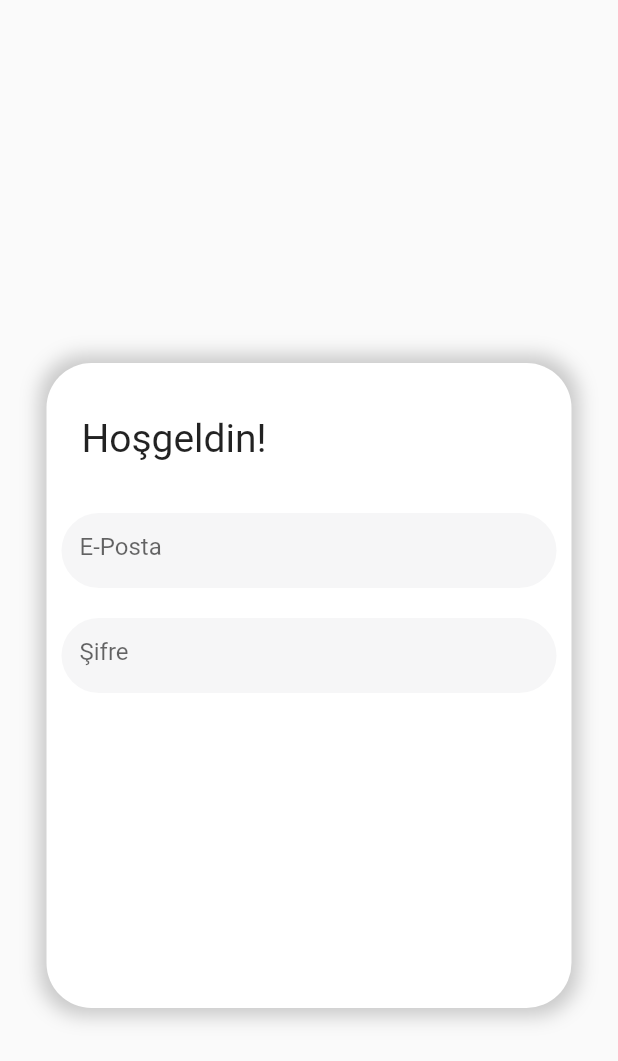
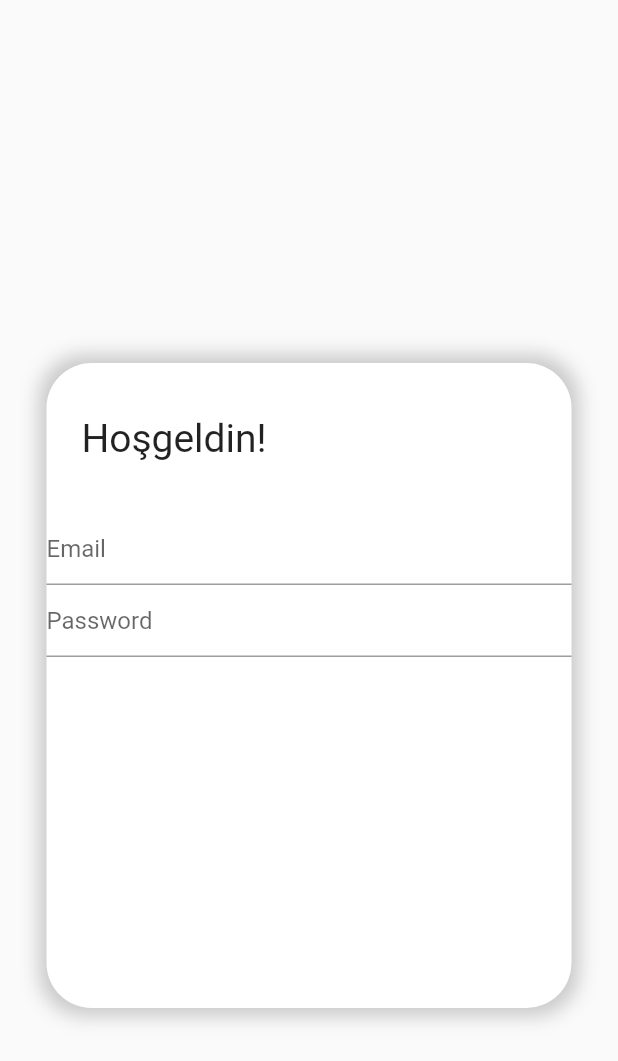
Before and after one commit to F123Btcmp/PatiCoin, a Flutter app: the BuildBg widget shown alone on an empty page, opened directly, on a phone screen of 412 x 824 dp. Shown: the top 1061 px of the screen. Run offline on Flutter 3.47's test engine with Material 2 defaults, Android fonts, the phone set to English and light mode, and no system bars; our stand-ins replace cloud_firestore, curved_navigation_bar, firebase_auth, firebase_core, flutter_riverpod, google_sign_in and 1 more; accounts and stored records are empty; network calls fail; Roboto replaces fonts that are missing (Montserrat-Bold, Montserrat-Regular).

```diff
--- a/lib/App/base_PatiCoin.dart
+++ b/lib/App/base_PatiCoin.dart
@@ -15,6 +15,6 @@ class _base_PatiCoinState extends ConsumerState<base_PatiCoin> {
     var watch = ref.watch(navbarRiverpod);
     return Scaffold(
       body: watch.body(),
-    ) ;
+    );
   }
 }
--- a/lib/pages/login_and_register/components/password_textformfield.dart
+++ b/lib/pages/login_and_register/components/password_textformfield.dart
@@ -1,41 +1,41 @@
-import 'package:flutter/material.dart';
-import 'package:flutter/src/widgets/framework.dart';
-import 'package:streetanimals/constans/material_color.dart';
-import 'package:streetanimals/constans/text_pref.dart';
+// import 'package:flutter/material.dart';
+// import 'package:flutter/src/widgets/framework.dart';
+// import 'package:streetanimals/constans/material_color.dart';
+// import 'package:streetanimals/constans/text_pref.dart';
 
-class PasswordTextFormField extends StatelessWidget {
-  final String hintTextTitle;
+// class PasswordTextFormField extends StatelessWidget {
+//   final String hintTextTitle;
 
-  const PasswordTextFormField({
-    super.key,
-    required this.hintTextTitle,
-  });
+//   const PasswordTextFormField({
+//     super.key,
+//     required this.hintTextTitle,
+//   });
 
-  @override
-  Widget build(BuildContext context) {
-    TextEditingController _textcontroller = TextEditingController();
-    return SizedBox(
-      width: 330,
-      height: 50,
-      child: TextFormField(
-        textAlign: TextAlign.left,
-        controller: _textcontroller,
-        style: const TextStyle(
-          fontFamily: FontConstants.montserratRegular,
-        ),
-        obscureText: true,
-        decoration: InputDecoration(
-          hintText: hintTextTitle,
-          filled: true,
-          fillColor: ColorConstants.fillColorText,
-          border: const OutlineInputBorder(
-            borderSide: BorderSide.none,
-            borderRadius: BorderRadius.all(
-              Radius.circular(50),
-            ),
-          ),
-        ),
-      ),
-    );
-  }
-}
+//   @override
+//   Widget build(BuildContext context) {
+//     TextEditingController _textcontroller = TextEditingController();
+//     return SizedBox(
+//       width: 330,
+//       height: 50,
+//       child: TextFormField(
+//         textAlign: TextAlign.left,
+//         controller: _textcontroller,
+//         style: const TextStyle(
+//           fontFamily: FontConstants.montserratRegular,
+//         ),
+//         obscureText: true,
+//         decoration: InputDecoration(
+//           hintText: hintTextTitle,
+//           filled: true,
+//           fillColor: ColorConstants.fillColorText,
+//           border: const OutlineInputBorder(
+//             borderSide: BorderSide.none,
+//             borderRadius: BorderRadius.all(
+//               Radius.circular(50),
+//             ),
+//           ),
+//         ),
+//       ),
+//     );
+//   }
+// }
--- a/lib/pages/login_and_register/components/user_textFormField.dart
+++ b/lib/pages/login_and_register/components/user_textFormField.dart
@@ -1,14 +1,29 @@
+<<<<<<< Updated upstream
+<<<<<<< Updated upstream
 import 'package:flutter/material.dart';
 import 'package:streetanimals/constans/text_pref.dart';
 import '../../../constans/material_color.dart';
+=======
+=======
+>>>>>>> Stashed changes
+// import 'package:flutter/material.dart';
+// import 'package:streetanimals/constans/text_pref.dart';
 
-class UserTextFormField extends StatelessWidget {
-  final String hintTextTitle;
-  const UserTextFormField({
-    super.key,
-    required this.hintTextTitle,
-  });
+// import '../../../constans/material_color.dart';
+<<<<<<< Updated upstream
+>>>>>>> Stashed changes
+=======
+>>>>>>> Stashed changes
 
+// class UserTextFormField extends StatelessWidget {
+//   final String hintTextTitle;
+//   const UserTextFormField({
+//     super.key,
+//     required this.hintTextTitle,
+//   });
+
+<<<<<<< Updated upstream
+<<<<<<< Updated upstream
   @override
   Widget build(BuildContext context) {
     return SizedBox(
@@ -32,3 +47,35 @@ class UserTextFormField extends StatelessWidget {
     );
   }
 }
+=======
+=======
+>>>>>>> Stashed changes
+//   @override
+//   Widget build(BuildContext context) {
+//     TextEditingController _textcontroller = TextEditingController();
+//     return SizedBox(
+//       width: 330,
+//       height: 50,
+//       child: TextFormField(
+//         controller: _textcontroller,
+//         textAlign: TextAlign.left,
+//         style: const TextStyle(
+//           fontFamily: FontConstants.montserratRegular,
+//         ),
+//         decoration: InputDecoration(
+//           hintText: hintTextTitle,
+//           filled: true,
+//           fillColor: ColorConstants.fillColorText,
+//           border: OutlineInputBorder(
+//             borderRadius: BorderRadius.circular(50.0),
+//             borderSide: BorderSide.none,
+//           ),
+//         ),
+//       ),
+//     );
+//   }
+// }
+<<<<<<< Updated upstream
+>>>>>>> Stashed changes
+=======
+>>>>>>> Stashed changes
--- a/lib/pages/login_and_register/login_view.dart
+++ b/lib/pages/login_and_register/login_view.dart
@@ -63,8 +63,23 @@ class _LoginViewState extends State<LoginView> {
   }
 }
 
-class BuildBg extends StatelessWidget {
+class BuildBg extends StatefulWidget {
   const BuildBg({super.key});
+
+  @override
+  State<BuildBg> createState() => _BuildBgState();
+}
+
+class _BuildBgState extends State<BuildBg> {
+  late final TextEditingController _email = TextEditingController();
+  late final TextEditingController _password = TextEditingController();
+
+  @override
+  void dispose() {
+    _email.dispose();
+    _password.dispose();
+    super.dispose();
+  }
 
   @override
   Widget build(BuildContext context) {
@@ -109,15 +124,21 @@ class BuildBg extends StatelessWidget {
                     ),
                   ],
                 ),
-                const Padding(
-                  padding: EdgeInsets.only(
-                    left: 10,
+                TextFormField(
+                  controller: _email,
+                  enableSuggestions: false,
+                  autocorrect: false,
+                  keyboardType: TextInputType.emailAddress,
+                  decoration: const InputDecoration(
+                    hintText: 'Email',
                   ),
-                  child: UserTextFormField(hintTextTitle: "E-Posta"),
                 ),
-                const Padding(
-                  padding: EdgeInsets.only(top: 20, left: 10),
-                  child: PasswordTextFormField(hintTextTitle: "Şifre"),
+                TextFormField(
+                  controller: _password,
+                  obscureText: true,
+                  enableSuggestions: false,
+                  autocorrect: false,
+                  decoration: const InputDecoration(hintText: 'Password'),
                 ),
               ],
             ),
```
Also changed, not shown: lib/Riverpod/navbar_provider.dart (+16 -6 lines), lib/classes/nav_bar.dart (+47 -0 lines), lib/pages/login_and_register/register_view.dart (+117 -23 lines), lib/pages/login_and_register/verify_email.dart (added, +43 -0 lines), lib/pages/profile_page.dart (+108 -117 lines), pubspec.yaml (+9 -0 lines), lib/riverpod_management.dart (line endings or trailing spaces), pubspec.lock.
